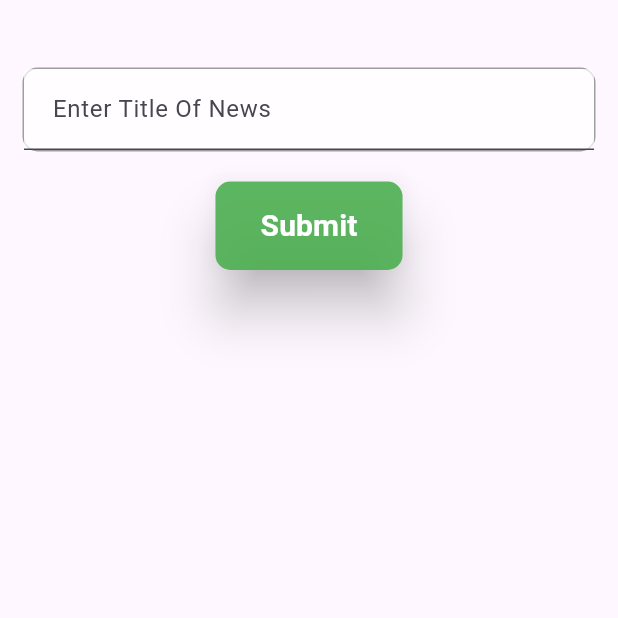
After one commit to Mysinghshivam/fake_news_detection_major_project, a Flutter app: the FakeNews screen opened directly, on a phone screen of 412 x 824 dp, the top half of it. The commit adds this screen. Run offline on Flutter 3.47's test engine with Material 3 defaults, Android fonts, the phone set to English and light mode, and no system bars; our stand-ins replace animated_splash_screen, cloud_firestore, firebase_auth, firebase_core, fluttertoast; missing offline and left inert: dart:ffi; accounts and stored records are empty; network calls fail.

Commit message:
second time

```diff
--- a/lib/Register_page.dart
+++ b/lib/Register_page.dart
@@ -115,11 +115,11 @@ class _registerState extends State<register> {
           ),
           _buildRememberForget(),
           SizedBox(
-            height: 30,
+            height: 20,
           ),
           _buildRegisterButton(),
           SizedBox(
-            height: 15,
+            height: 10,
           ),
           _buildOtherRegister(),
         ],
--- /dev/null
+++ b/lib/fakeNews.dart
@@ -0,0 +1,72 @@
+import 'package:firebase_auth/firebase_auth.dart';
+import 'package:flutter/material.dart';
+
+import 'login_page.dart';
+
+class FakeNews extends StatefulWidget {
+  const FakeNews({super.key});
+
+  @override
+  State<FakeNews> createState() => _FakeNewsState();
+}
+
+class _FakeNewsState extends State<FakeNews> {
+  TextEditingController _fakeNewsTitle = TextEditingController();
+  @override
+  Widget build(BuildContext context) {
+    return Scaffold(
+      body: Center(
+        child: Padding(
+          padding: EdgeInsets.symmetric(horizontal: 15,vertical: 15),
+          child: Column(
+            children: [
+              SizedBox(height: 30,),
+              Container(
+                decoration: BoxDecoration(
+                    borderRadius: BorderRadius.circular(10),
+                    border: Border.all(color: Colors.grey)
+                ),
+                child: TextField(
+                  controller: _fakeNewsTitle,
+                  decoration: InputDecoration(
+                    hintText: 'Enter Title Of News',
+                    contentPadding: EdgeInsets.all(15.0),
+                    filled: true,
+                    fillColor: Colors.white.withOpacity(0.7), // Change background color here
+                  ),
+                ),
+              ),
+              SizedBox(height: 20.0),
+              ElevatedButton(
+                onPressed: () {
+                  logout(context);
+                  // Handle button press
+                  // For example, you can access entered Twitter ID using _twitterIdController.text
+                },
+                child: Text(
+                  'Submit',
+                  style: TextStyle(fontSize: 20.0,fontWeight: FontWeight.bold,color: Colors.white),
+                ),
+                style: ElevatedButton.styleFrom(
+                  backgroundColor: Colors.green.withOpacity(0.9),
+                  elevation: 15,
+                  padding: EdgeInsets.symmetric(horizontal: 30.0, vertical: 15.0),
+                  shape: RoundedRectangleBorder(
+                    borderRadius: BorderRadius.circular(10.0),
+                  ),
+                ),
+              ),
+            ],
+          ),
+        ),
+      ),
+    );
+  }
+
+  // the logout function
+  Future<void> logout(BuildContext context) async {
+    await FirebaseAuth.instance.signOut();
+    Navigator.of(context)
+        .pushReplacement(MaterialPageRoute(builder: (context) => login()));
+  }
+}
--- a/lib/homescreen.dart
+++ b/lib/homescreen.dart
@@ -6,6 +6,7 @@ import 'package:firebase_auth/firebase_auth.dart';
 import 'package:flutter/material.dart';
 
 import 'colors.dart';
+import 'fakeNews.dart';
 
 class home extends StatefulWidget {
   const home({super.key});
@@ -19,6 +20,7 @@ class _homeState extends State<home> {
   @override
   Widget build(BuildContext context) {
     return MaterialApp(
+        debugShowCheckedModeBanner: false,
         home: DefaultTabController(length: 2,
             child: Scaffold(
               appBar: AppBar(
@@ -34,7 +36,7 @@ class _homeState extends State<home> {
                   ],),
               ),
                 body:  TabBarView(                  children: [
-                    fakenews(),
+                    FakeNews(),
                     Twitter()
                     //Icon(Icons.directions_transit),
                   ],),
@@ -42,21 +44,10 @@ class _homeState extends State<home> {
             ));
   }
 
-  Widget fakenews(){
-    return Scaffold(
-      backgroundColor: Colors.black.withOpacity(0.1),
-      body: Center(
-      ),
-    );
-  }
 
 
 
 
-  // the logout function
-  Future<void> logout(BuildContext context) async {
-    await FirebaseAuth.instance.signOut();
-    Navigator.of(context)
-        .pushReplacement(MaterialPageRoute(builder: (context) => login()));
-  }
+
+
 }
```
